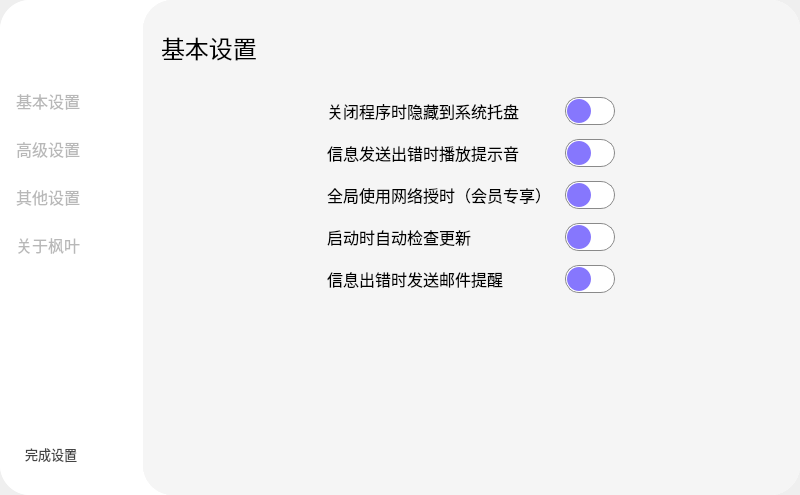
The window that Ui_SettingWindow.ui (YangShengzhou03/LeafAuto_Win7) describes before a commit, drawn with Qt 5.
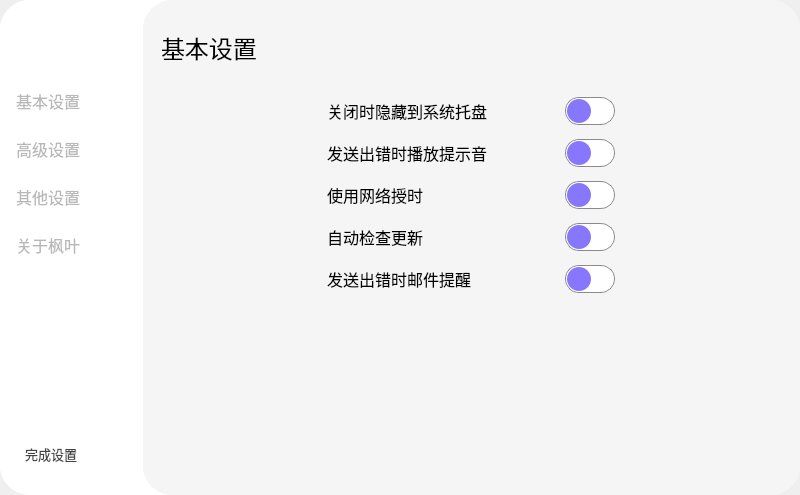
The same window after the commit. Icons and pictures are not drawn.

The edit to the form file:
```diff
--- a/Ui_SettingWindow.ui
+++ b/Ui_SettingWindow.ui
@@ -473,7 +473,7 @@
 }</string>
                      </property>
                      <property name="text">
-                      <string>关闭程序时隐藏到系统托盘</string>
+                      <string>关闭时隐藏到系统托盘</string>
                      </property>
                     </widget>
                    </item>
@@ -578,7 +578,7 @@
 }</string>
                      </property>
                      <property name="text">
-                      <string>信息发送出错时播放提示音</string>
+                      <string>发送出错时播放提示音</string>
                      </property>
                     </widget>
                    </item>
@@ -725,7 +725,7 @@
 }</string>
                      </property>
                      <property name="text">
-                      <string>全局使用网络授时（会员专享）</string>
+                      <string>使用网络授时</string>
                      </property>
                     </widget>
                    </item>
@@ -827,7 +827,7 @@
 }</string>
                      </property>
                      <property name="text">
-                      <string>启动时自动检查更新</string>
+                      <string>自动检查更新</string>
                      </property>
                     </widget>
                    </item>
@@ -923,7 +923,7 @@
 }</string>
                      </property>
                      <property name="text">
-                      <string>信息出错时发送邮件提醒</string>
+                      <string>发送出错时邮件提醒</string>
                      </property>
                     </widget>
                    </item>
```
Left out of the diff: 6 changed lines with no effect on the pictures.
